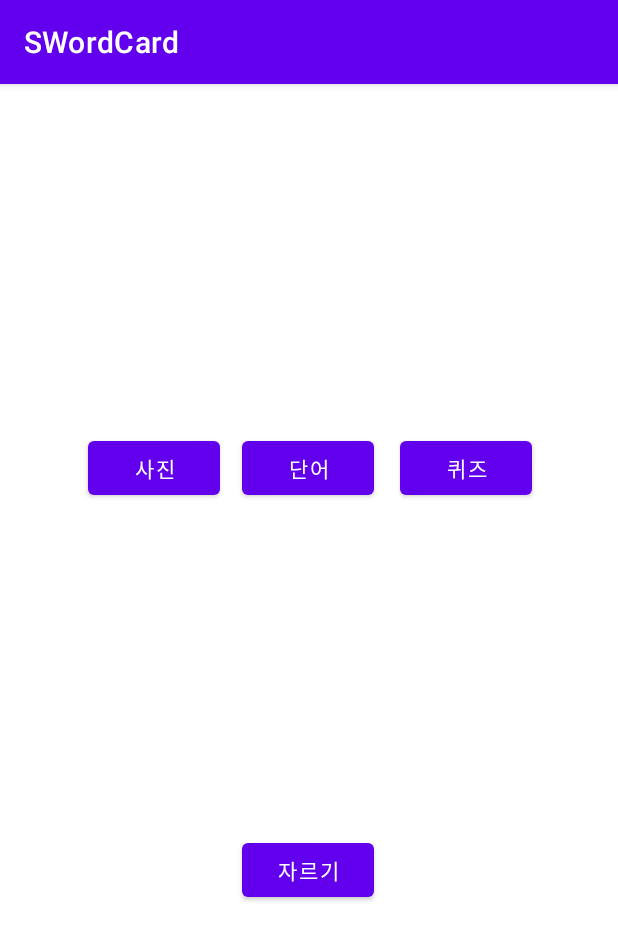
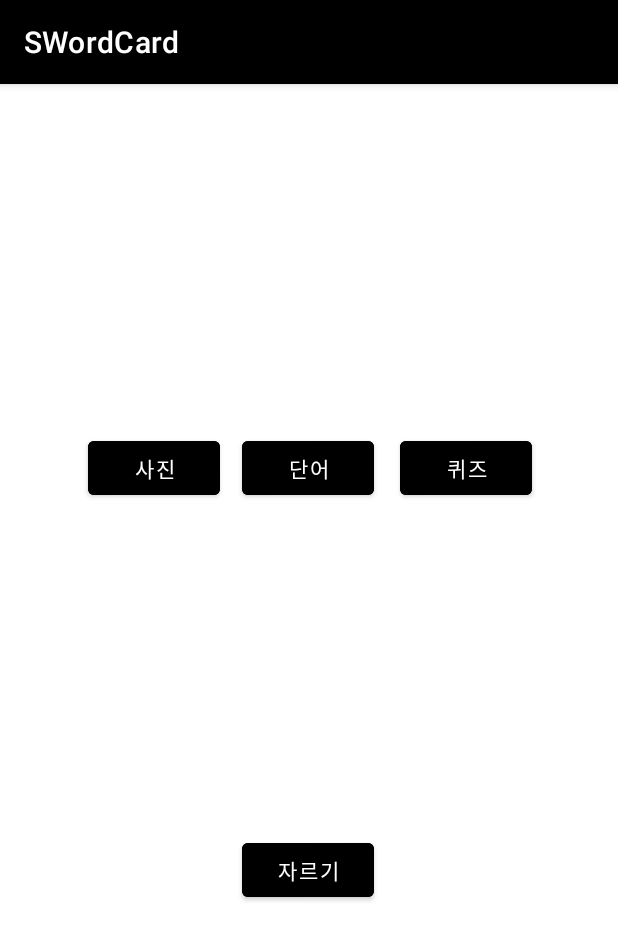
Before and after one commit to Kim0914/SWordCard, an Android app: the screen it shows after launch (MainActivity), on a phone screen of 412 x 824 dp. Shown: the top 940 px of the screen. Run offline under Robolectric (Android 15) with nearby library versions, the phone set to English and light mode, and no system bars.

Commit message:
Layout color(black)

```diff
--- a/app/src/main/res/layout/activity_crop.xml
+++ b/app/src/main/res/layout/activity_crop.xml
@@ -30,7 +30,8 @@
         android:layout_height="wrap_content"
         android:layout_gravity="center"
         android:layout_margin="12dp"
-        android:text="LISTEN"/>
+        android:text="LISTEN"
+        android:backgroundTint="@color/black"/>
 
     <Button
         android:layout_width="wrap_content"
@@ -38,6 +39,7 @@
         android:layout_gravity="center"
         android:layout_margin="12dp"
         android:onClick="onSelectImageClick"
-        android:text="Start Activity"/>
+        android:text="Start Activity"
+        android:backgroundTint="@color/black"/>
 
 </LinearLayout>
--- a/app/src/main/res/layout/activity_main.xml
+++ b/app/src/main/res/layout/activity_main.xml
@@ -5,6 +5,8 @@
     android:layout_width="match_parent"
     android:layout_height="match_parent"
     tools:context=".MainActivity">
+
+
 
     <Button
         android:id="@+id/OpenCam"
@@ -16,7 +18,8 @@
         app:layout_constraintHorizontal_bias="0.182"
         app:layout_constraintStart_toStartOf="parent"
         app:layout_constraintTop_toTopOf="parent"
-        tools:ignore="MissingConstraints" />
+        tools:ignore="MissingConstraints"
+        android:backgroundTint="@color/black"/>
 
     <Button
         android:id="@+id/OpenList"
@@ -28,7 +31,8 @@
         app:layout_constraintHorizontal_bias="0.498"
         app:layout_constraintStart_toStartOf="parent"
         app:layout_constraintTop_toTopOf="parent"
-        tools:ignore="MissingConstraints" />
+        tools:ignore="MissingConstraints"
+        android:backgroundTint="@color/black"/>
 
     <Button
         android:id="@+id/OpenQuiz"
@@ -40,7 +44,8 @@
         app:layout_constraintHorizontal_bias="0.823"
         app:layout_constraintStart_toStartOf="parent"
         app:layout_constraintTop_toTopOf="parent"
-        tools:ignore="MissingConstraints" />
+        tools:ignore="MissingConstraints"
+        android:backgroundTint="@color/black"/>
 
     <Button
         android:id="@+id/OpenCrop"
@@ -52,7 +57,8 @@
         app:layout_constraintHorizontal_bias="0.498"
         app:layout_constraintStart_toStartOf="parent"
         app:layout_constraintTop_toTopOf="parent"
-        tools:ignore="MissingConstraints" />
+        tools:ignore="MissingConstraints"
+        android:backgroundTint="@color/black"/>
 
 
 </androidx.constraintlayout.widget.ConstraintLayout>
--- a/app/src/main/res/layout/activity_wordlist.xml
+++ b/app/src/main/res/layout/activity_wordlist.xml
@@ -12,7 +12,8 @@
         android:layout_height="wrap_content"
         android:text="Sync Cloud"
         app:layout_constraintBottom_toBottomOf="parent"
-        tools:ignore="MissingConstraints" />
+        tools:ignore="MissingConstraints"
+        android:backgroundTint="@color/black"/>
 
     <Button
         android:id="@+id/Close"
@@ -20,7 +21,8 @@
         android:layout_height="wrap_content"
         android:text="Close"
         app:layout_constraintBottom_toBottomOf="parent"
-        app:layout_constraintEnd_toEndOf="parent" />
+        app:layout_constraintEnd_toEndOf="parent"
+        android:backgroundTint="@color/black"/>
 
     <ListView
         android:id="@+id/wordlist"
--- a/app/src/main/res/values/themes.xml
+++ b/app/src/main/res/values/themes.xml
@@ -2,9 +2,10 @@
     <!-- Base application theme. -->
     <style name="Theme.SWordCard" parent="Theme.MaterialComponents.DayNight.DarkActionBar">
         <!-- Primary brand color. -->
-        <item name="colorPrimary">@color/purple_500</item>
+        <item name="colorPrimary">@color/black</item>
         <item name="colorPrimaryVariant">@color/purple_700</item>
         <item name="colorOnPrimary">@color/white</item>
+        <item name="android:windowFullscreen">true</item>
         <!-- Secondary brand color. -->
         <item name="colorSecondary">@color/teal_200</item>
         <item name="colorSecondaryVariant">@color/teal_700</item>
```
Also changed, not shown: app/src/main/AndroidManifest.xml (+6 -4 lines), app/src/main/res/layout/activity_camera.xml (+6 -3 lines), app/src/main/res/layout/activity_quiz.xml (+8 -5 lines).
